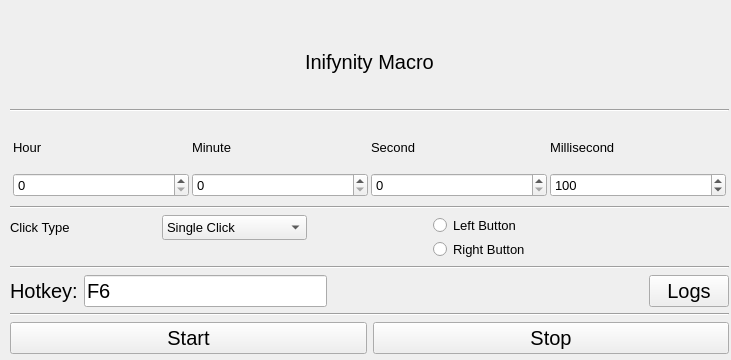
First picture: the form in gui/mainwindow.ui, repository inifynastic/Inifynity-Macro, before the edit.
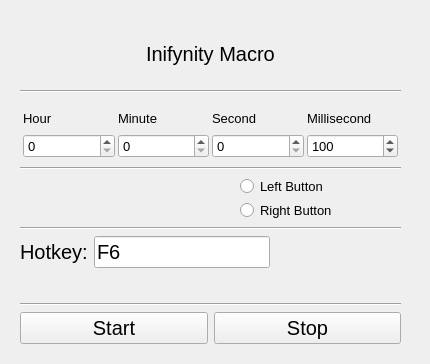
Second picture: the form after the edit.

What changed in the file:
```diff
--- a/gui/mainwindow.ui
+++ b/gui/mainwindow.ui
@@ -6,8 +6,8 @@
    <rect>
     <x>0</x>
     <y>0</y>
-    <width>731</width>
-    <height>360</height>
+    <width>430</width>
+    <height>364</height>
    </rect>
   </property>
   <property name="font">
@@ -19,13 +19,19 @@
    <string>MainWindow</string>
   </property>
   <widget class="QWidget" name="centralwidget">
+   <property name="sizePolicy">
+    <sizepolicy hsizetype="Minimum" vsizetype="Minimum">
+     <horstretch>0</horstretch>
+     <verstretch>0</verstretch>
+    </sizepolicy>
+   </property>
    <widget class="QWidget" name="verticalLayoutWidget">
     <property name="geometry">
      <rect>
-      <x>10</x>
-      <y>20</y>
-      <width>719</width>
-      <height>334</height>
+      <x>20</x>
+      <y>23</y>
+      <width>381</width>
+      <height>321</height>
      </rect>
     </property>
     <layout class="QVBoxLayout" name="verticalLayout">
@@ -64,7 +70,7 @@
          </property>
          <property name="sizeHint" stdset="0">
           <size>
-           <width>40</width>
+           <width>20</width>
            <height>20</height>
           </size>
          </property>
@@ -203,72 +209,6 @@
      </item>
      <item>
       <layout class="QHBoxLayout" name="horizontalLayout_5">
-       <item>
-        <layout class="QVBoxLayout" name="ClickControls">
-         <item>
-          <layout class="QHBoxLayout" name="horizontalLayout_6">
-           <item>
-            <widget class="QLabel" name="label_5">
-             <property name="font">
-              <font>
-               <pointsize>10</pointsize>
-              </font>
-             </property>
-             <property name="text">
-              <string>Click Type</string>
-             </property>
-            </widget>
-           </item>
-           <item>
-            <widget class="QComboBox" name="click_type">
-             <property name="maximumSize">
-              <size>
-               <width>1677721</width>
-               <height>1677721</height>
-              </size>
-             </property>
-             <property name="font">
-              <font>
-               <pointsize>10</pointsize>
-              </font>
-             </property>
-             <item>
-              <property name="text">
-               <string>Single Click</string>
-              </property>
-             </item>
-             <item>
-              <property name="text">
-               <string>Double Click</string>
-              </property>
-             </item>
-             <item>
-              <property name="text">
-               <string>Hold Click</string>
-              </property>
-             </item>
-            </widget>
-           </item>
-          </layout>
-         </item>
-         <item>
-          <spacer name="verticalSpacer">
-           <property name="orientation">
-            <enum>Qt::Orientation::Vertical</enum>
-           </property>
-           <property name="sizeType">
-            <enum>QSizePolicy::Policy::Fixed</enum>
-           </property>
-           <property name="sizeHint" stdset="0">
-            <size>
-             <width>10</width>
-             <height>20</height>
-            </size>
-           </property>
-          </spacer>
-         </item>
-        </layout>
-       </item>
        <item>
         <spacer name="horizontalSpacer_5">
          <property name="orientation">
@@ -279,7 +219,7 @@
          </property>
          <property name="sizeHint" stdset="0">
           <size>
-           <width>120</width>
+           <width>220</width>
            <height>20</height>
           </size>
          </property>
@@ -364,13 +304,6 @@
          </property>
         </spacer>
        </item>
-       <item>
-        <widget class="QPushButton" name="btnlogs">
-         <property name="text">
-          <string>Logs</string>
-         </property>
-        </widget>
-       </item>
       </layout>
      </item>
      <item>
```
